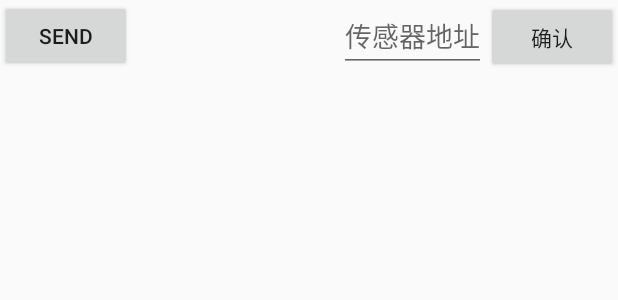
After one commit to ChenLeizheng/MvvmTest, an Android app: the layout activity_test.xml on its own in the app's theme, with its tools: preview values and no code run, on a phone screen of 412 x 824 dp. The commit adds this screen. Shown: the top 300 px of the screen. Run offline under Robolectric (Android 15) with nearby library versions, the phone set to English and light mode, and no system bars.

```diff
--- a/jetpack/src/main/java/com/landleaf/mvvm/bean/Weather.java
+++ b/jetpack/src/main/java/com/landleaf/mvvm/bean/Weather.java
@@ -5,7 +5,7 @@ import com.google.gson.annotations.SerializedName;
 import java.util.List;
 
 public class Weather {
-private boolean a;
+    public boolean test;
     public String status;
 
     public Basic basic;
--- a/jetpack/src/main/java/com/landleaf/mvvm/ui/MainActivity.java
+++ b/jetpack/src/main/java/com/landleaf/mvvm/ui/MainActivity.java
@@ -1,8 +1,10 @@
 package com.landleaf.mvvm.ui;
 
 import android.content.Intent;
+import android.os.Build;
 import android.os.Bundle;
 import android.util.Log;
+import android.view.View;
 
 import com.landleaf.mvvm.R;
 import com.landleaf.mvvm.bean.HeWeather;
--- a/jetpack/src/main/java/com/landleaf/mvvm/viewmodel/WeatherViewModel.java
+++ b/jetpack/src/main/java/com/landleaf/mvvm/viewmodel/WeatherViewModel.java
@@ -37,6 +37,9 @@ public class WeatherViewModel extends ViewModel {
         }
         return liveData;
     }
+
+
+
 
     public void saveWeatherInfo(Context context,Weather weather){
         Gson gson = new Gson();
--- /dev/null
+++ b/jetpack/src/main/res/layout/activity_test.xml
@@ -0,0 +1,50 @@
+<?xml version="1.0" encoding="utf-8"?>
+<LinearLayout xmlns:android="http://schemas.android.com/apk/res/android"
+    android:layout_width="match_parent"
+    android:layout_height="match_parent"
+    android:orientation="vertical">
+
+    <RelativeLayout
+        android:layout_width="match_parent"
+        android:layout_height="wrap_content"
+        android:orientation="horizontal">
+
+        <Button
+            android:id="@+id/btSend"
+            android:layout_width="wrap_content"
+            android:layout_height="wrap_content"
+            android:text="Send" />
+
+        <LinearLayout
+            android:layout_width="wrap_content"
+            android:layout_height="wrap_content"
+            android:layout_alignParentEnd="true"
+            android:focusable="true"
+            android:focusableInTouchMode="true"
+            android:orientation="horizontal">
+
+            <EditText
+                android:id="@+id/etAddress"
+                android:layout_width="wrap_content"
+                android:layout_height="wrap_content"
+                android:hint="传感器地址" />
+
+            <Button
+                android:id="@+id/btSure"
+                android:layout_width="wrap_content"
+                android:layout_height="wrap_content"
+                android:text="确认" />
+        </LinearLayout>
+    </RelativeLayout>
+
+    <TextView
+        android:id="@+id/tvSend"
+        android:layout_width="wrap_content"
+        android:layout_height="wrap_content" />
+
+    <TextView
+        android:id="@+id/tvReceiveDate"
+        android:layout_width="wrap_content"
+        android:layout_height="wrap_content"
+        android:layout_marginTop="20dp" />
+</LinearLayout>
```
Also changed, not shown: jetpack/src/main/java/com/landleaf/mvvm/bean/LLAirBean.java (added, +77 -0 lines), jetpack/src/main/java/com/landleaf/mvvm/ui/WeatherActivity.java (+16 -0 lines), jetpack/src/main/java/com/landleaf/mvvm/util/SharedPreferenceUtil.java (+33 -0 lines), 1 other file.
